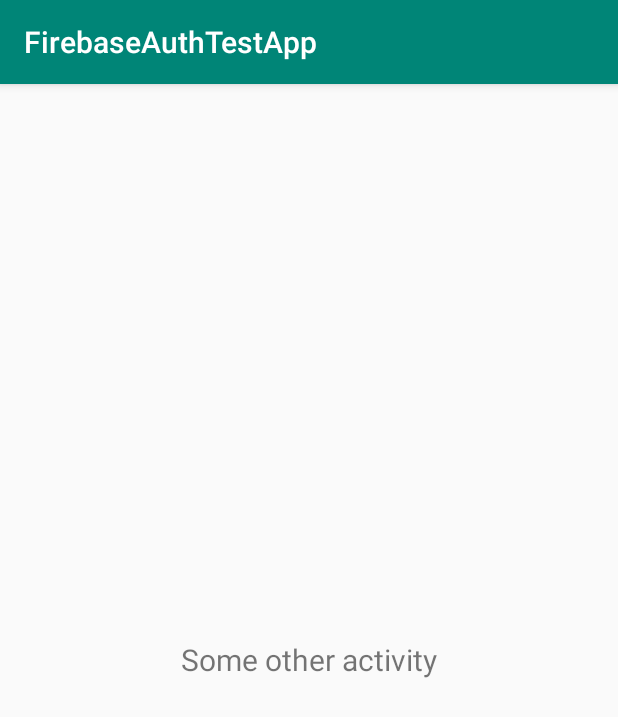
After one commit to j-garin/FirebaseAuthTestApp, an Android app: the SameIntentFilterActivity screen opened directly, with no data from a screen before it, on a phone screen of 412 x 824 dp. The commit adds this screen. Shown: the top 717 px of the screen. Run offline under Robolectric (Android 15) with nearby library versions, the phone set to English and light mode, and no system bars.

Commit message:
Added another activity with the same intent filter

```diff
--- a/app/src/main/java/com/jgarin/authtest/firebaseauthtestapp/ProcessLoginActivity.kt
+++ b/app/src/main/java/com/jgarin/authtest/firebaseauthtestapp/ProcessLoginActivity.kt
@@ -2,6 +2,7 @@ package com.jgarin.authtest.firebaseauthtestapp
 
 import android.os.Bundle
 import android.preference.PreferenceManager
+import android.util.Log
 import android.view.View
 import androidx.appcompat.app.AppCompatActivity
 import com.google.firebase.auth.FirebaseAuth
@@ -14,6 +15,8 @@ class ProcessLoginActivity: AppCompatActivity() {
 	override fun onCreate(savedInstanceState: Bundle?) {
 		super.onCreate(savedInstanceState)
 		setContentView(R.layout.activity_login)
+
+		Log.d("intercept", "Login intent intercepted in ${this.javaClass.simpleName}")
 
 		val email = PreferenceManager.getDefaultSharedPreferences(this)
 			.getString(EMAIL_PREFS_KEY, null) ?: throw IllegalStateException("email not saved")
--- /dev/null
+++ b/app/src/main/java/com/jgarin/authtest/firebaseauthtestapp/SameIntentFilterActivity.kt
@@ -0,0 +1,15 @@
+package com.jgarin.authtest.firebaseauthtestapp
+
+import android.os.Bundle
+import android.util.Log
+import androidx.appcompat.app.AppCompatActivity
+
+class SameIntentFilterActivity : AppCompatActivity() {
+
+	override fun onCreate(savedInstanceState: Bundle?) {
+		super.onCreate(savedInstanceState)
+		setContentView(R.layout.activity_same_intent_filter)
+
+		Log.d("intercept", "Login intent intercepted in ${this.javaClass.simpleName}")
+	}
+}
--- /dev/null
+++ b/app/src/main/res/layout/activity_same_intent_filter.xml
@@ -0,0 +1,10 @@
+<?xml version="1.0" encoding="utf-8"?>
+<TextView
+		xmlns:android="http://schemas.android.com/apk/res/android"
+		android:layout_width="match_parent"
+		android:gravity="center"
+		android:padding="32dp"
+		android:textSize="20sp"
+		android:text="Some other activity"
+		android:layout_height="match_parent"
+		/>
```
Also changed, not shown: app/src/main/AndroidManifest.xml (+18 -4 lines).
